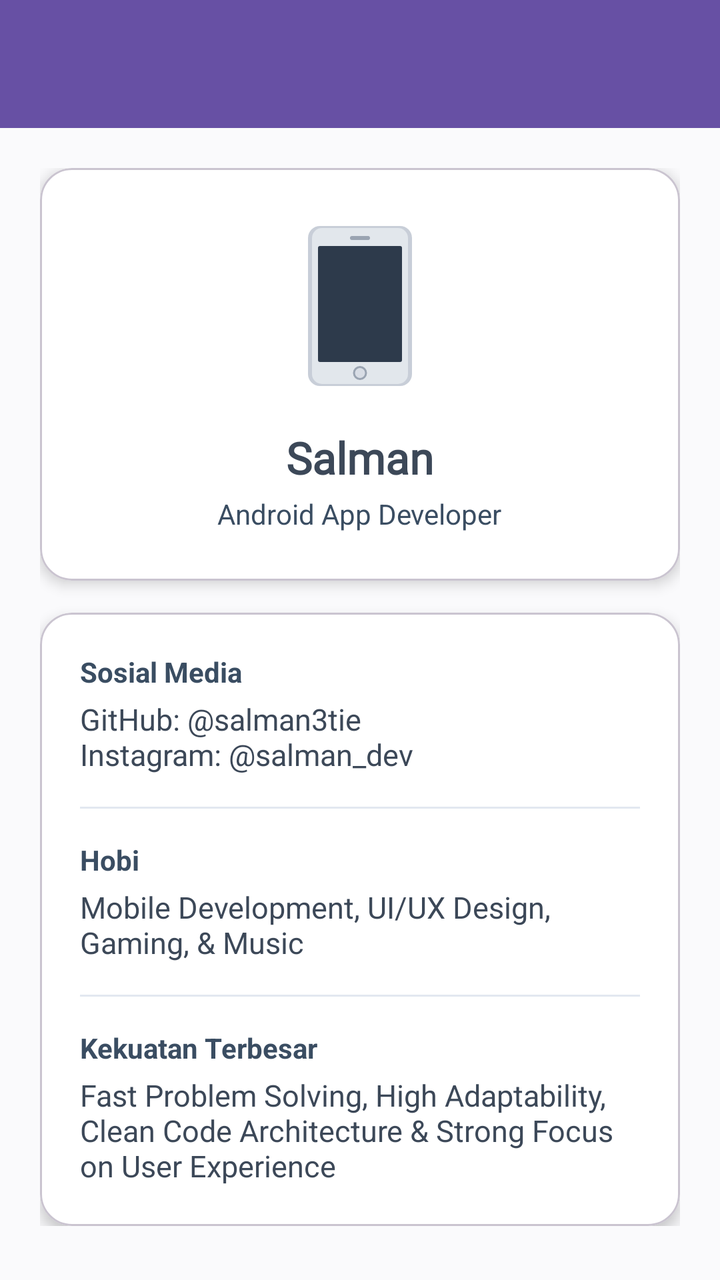
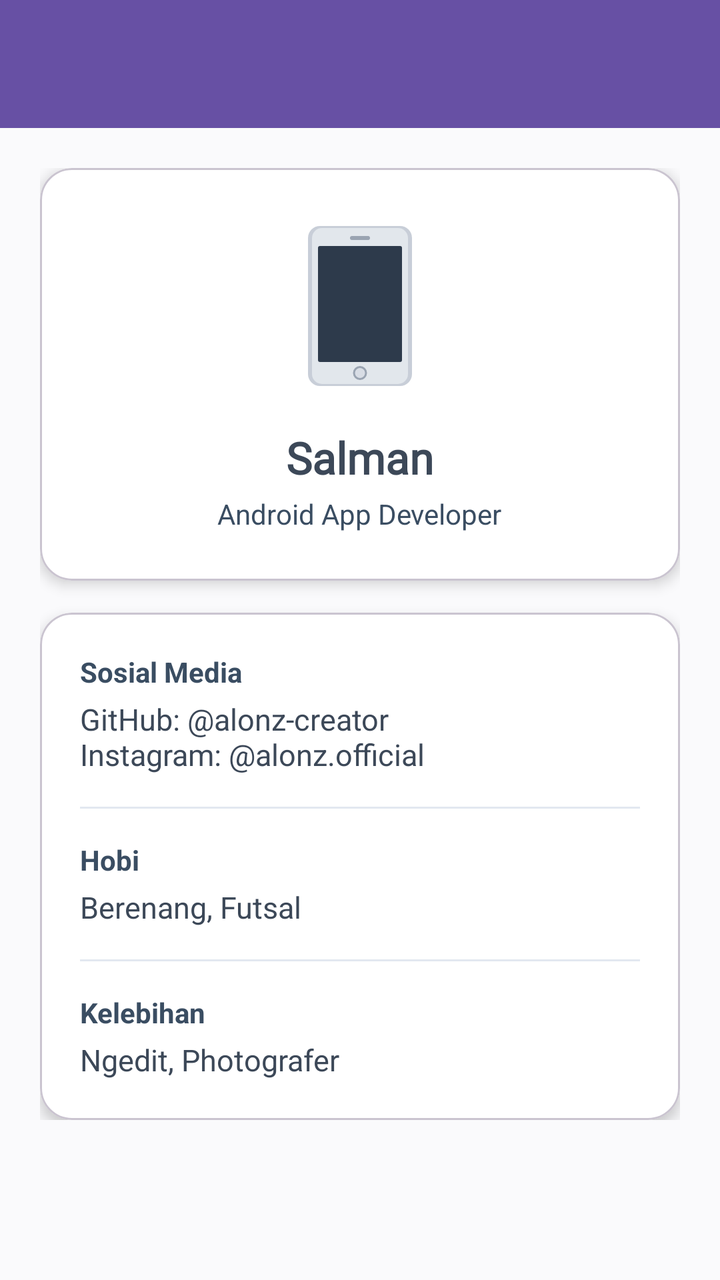

Screens rendered from an Android XML layout before and after an edit, with the pre-edit source and the edit as a unified diff.
<!-- AndroidManifest.xml: application theme Theme.Salman3TIE -->
<!-- res/layout/activity_profile.xml -->
<?xml version="1.0" encoding="utf-8"?>
<LinearLayout xmlns:android="http://schemas.android.com/apk/res/android"
    xmlns:app="http://schemas.android.com/apk/res-auto"
    xmlns:tools="http://schemas.android.com/tools"
    android:id="@+id/main"
    android:layout_width="match_parent"
    android:layout_height="match_parent"
    android:background="@color/bg_light"
    android:orientation="vertical"
    tools:context=".pertemuan_6.ProfileActivity">

    <androidx.appcompat.widget.Toolbar
        android:id="@+id/toolbar"
        android:layout_width="match_parent"
        android:layout_height="?attr/actionBarSize"
        android:background="?attr/colorPrimary"
        app:titleTextColor="@android:color/white" />

    <androidx.core.widget.NestedScrollView
        android:layout_width="match_parent"
        android:layout_height="match_parent"
        android:padding="20dp">

        <LinearLayout
            android:layout_width="match_parent"
            android:layout_height="wrap_content"
            android:orientation="vertical">

            <com.google.android.material.card.MaterialCardView
                android:layout_width="match_parent"
                android:layout_height="wrap_content"
                app:cardBackgroundColor="@color/white"
                app:cardCornerRadius="16dp"
                app:cardElevation="4dp">

                <LinearLayout
                    android:layout_width="match_parent"
                    android:layout_height="wrap_content"
                    android:gravity="center_horizontal"
                    android:orientation="vertical"
                    android:padding="24dp">

                    <ImageView
                        android:layout_width="90dp"
                        android:layout_height="90dp"
                        android:contentDescription="@string/cd_smartphone"
                        android:src="@drawable/ic_mobile" />

                    <TextView
                        android:layout_width="wrap_content"
                        android:layout_height="wrap_content"
                        android:layout_marginTop="16dp"
                        android:fontFamily="@font/monsterrat_black"
                        android:text="Salman"
                        android:textColor="@color/text_dark"
                        android:textSize="22sp"
                        android:textStyle="bold" />

                    <TextView
                        android:layout_width="wrap_content"
                        android:layout_height="wrap_content"
                        android:layout_marginTop="4dp"
                        android:text="Android App Developer"
                        android:textColor="@color/dark_slate"
                        android:textSize="14sp" />

                </LinearLayout>

            </com.google.android.material.card.MaterialCardView>

            
            <com.google.android.material.card.MaterialCardView
                android:layout_width="match_parent"
                android:layout_height="wrap_content"
                android:layout_marginTop="16dp"
                app:cardBackgroundColor="@color/white"
                app:cardCornerRadius="16dp"
                app:cardElevation="4dp">

                <LinearLayout
                    android:layout_width="match_parent"
                    android:layout_height="wrap_content"
                    android:orientation="vertical"
                    android:padding="20dp">

                    <TextView
                        android:layout_width="wrap_content"
                        android:layout_height="wrap_content"
                        android:text="Sosial Media"
                        android:textColor="@color/dark_slate"
                        android:textSize="14sp"
                        android:textStyle="bold" />

                    <TextView
                        android:layout_width="wrap_content"
                        android:layout_height="wrap_content"
                        android:layout_marginTop="4dp"
                        android:text="GitHub: @salman3tie\nInstagram: @salman_dev"
                        android:textColor="@color/text_dark"
                        android:textSize="15sp" />

                    <View
                        android:layout_width="match_parent"
                        android:layout_height="1dp"
                        android:layout_marginVertical="16dp"
                        android:background="#E2E8F0" />

                    <TextView
                        android:layout_width="wrap_content"
                        android:layout_height="wrap_content"
                        android:text="Hobi"
                        android:textColor="@color/dark_slate"
                        android:textSize="14sp"
                        android:textStyle="bold" />

                    <TextView
                        android:layout_width="wrap_content"
                        android:layout_height="wrap_content"
                        android:layout_marginTop="4dp"
                        android:text="Mobile Development, UI/UX Design, Gaming, &amp; Music"
                        android:textColor="@color/text_dark"
                        android:textSize="15sp" />

                    <View
                        android:layout_width="match_parent"
                        android:layout_height="1dp"
                        android:layout_marginVertical="16dp"
                        android:background="#E2E8F0" />

                    <TextView
                        android:layout_width="wrap_content"
                        android:layout_height="wrap_content"
                        android:text="Kekuatan Terbesar"
                        android:textColor="@color/dark_slate"
                        android:textSize="14sp"
                        android:textStyle="bold" />

                    <TextView
                        android:layout_width="wrap_content"
                        android:layout_height="wrap_content"
                        android:layout_marginTop="4dp"
                        android:text="Fast Problem Solving, High Adaptability, Clean Code Architecture &amp; Strong Focus on User Experience"
                        android:textColor="@color/text_dark"
                        android:textSize="15sp" />

                </LinearLayout>

            </com.google.android.material.card.MaterialCardView>

        </LinearLayout>

    </androidx.core.widget.NestedScrollView>

</LinearLayout>
<!-- resources referenced by this layout -->
<resources>
  <color name="bg_light">#FAFAFC</color>
  <color name="dark_slate">#3A4D62</color>
  <color name="text_dark">#3C4858</color>
  <color name="white">#FFFFFFFF</color>
  <!-- drawable ic_mobile (drawable) -->
  <?xml version="1.0" encoding="utf-8"?>
  <vector xmlns:android="http://schemas.android.com/apk/res/android"
      android:width="120dp"
      android:height="180dp"
      android:viewportWidth="120"
      android:viewportHeight="180">
      
      <path
          android:fillColor="#C8CED8"
          android:pathData="M20,10 L100,10 A12,12 0 0,1 112,22 L112,158 A12,12 0 0,1 100,170 L20,170 A12,12 0 0,1 8,158 L8,22 A12,12 0 0,1 20,10 Z" />
      
      <path
          android:fillColor="#E2E7EC"
          android:pathData="M22,12 L98,12 A10,10 0 0,1 108,22 L108,158 A10,10 0 0,1 98,168 L22,168 A10,10 0 0,1 12,158 L12,22 A10,10 0 0,1 22,12 Z" />
      
      <path
          android:fillColor="#2D3A4B"
          android:pathData="M20,30 L100,30 A2,2 0 0,1 102,32 L102,144 A2,2 0 0,1 100,146 L20,146 A2,2 0 0,1 18,144 L18,32 A2,2 0 0,1 20,30 Z" />
      
      <path
          android:fillColor="#9AA4B2"
          android:pathData="M52,20 L68,20 A2,2 0 0,1 70,22 L70,22 A2,2 0 0,1 68,24 L52,24 A2,2 0 0,1 50,22 L50,22 A2,2 0 0,1 52,20 Z" />
      
      <path
          android:fillColor="#9AA4B2"
          android:pathData="M60,157 m-7,0 a7,7 0 1,0 14,0 a7,7 0 1,0 -14,0" />
      
      <path
          android:fillColor="#D8DDE5"
          android:pathData="M60,157 m-5,0 a5,5 0 1,0 10,0 a5,5 0 1,0 -10,0" />
  </vector>
  <string name="cd_smartphone">Gambar Smartphone</string>
  <style name="Theme.Salman3TIE" parent="Base.Theme.Salman3TIE" />
  <style name="Base.Theme.Salman3TIE" parent="Theme.Material3.DayNight.NoActionBar">
          
          
      </style>
</resources>

<!-- the commit's change to res/layout/activity_profile.xml (unified diff, before → after) -->
@@ -95,7 +95,7 @@
                         android:layout_width="wrap_content"
                         android:layout_height="wrap_content"
                         android:layout_marginTop="4dp"
-                        android:text="GitHub: @salman3tie\nInstagram: @salman_dev"
+                        android:text="GitHub: @alonz-creator\nInstagram: @alonz.official"
                         android:textColor="@color/text_dark"
                         android:textSize="15sp" />
 
@@ -117,7 +117,7 @@
                         android:layout_width="wrap_content"
                         android:layout_height="wrap_content"
                         android:layout_marginTop="4dp"
-                        android:text="Mobile Development, UI/UX Design, Gaming, &amp; Music"
+                        android:text="Berenang, Futsal"
                         android:textColor="@color/text_dark"
                         android:textSize="15sp" />
 
@@ -130,7 +130,7 @@
                     <TextView
                         android:layout_width="wrap_content"
                         android:layout_height="wrap_content"
-                        android:text="Kekuatan Terbesar"
+                        android:text="Kelebihan"
                         android:textColor="@color/dark_slate"
                         android:textSize="14sp"
                         android:textStyle="bold" />
@@ -139,7 +139,7 @@
                         android:layout_width="wrap_content"
                         android:layout_height="wrap_content"
                         android:layout_marginTop="4dp"
-                        android:text="Fast Problem Solving, High Adaptability, Clean Code Architecture &amp; Strong Focus on User Experience"
+                        android:text="Ngedit, Photografer"
                         android:textColor="@color/text_dark"
                         android:textSize="15sp" />
 
